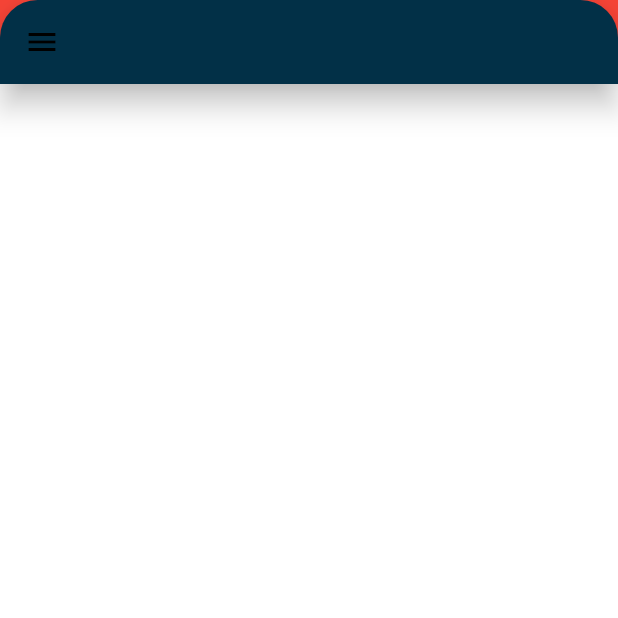
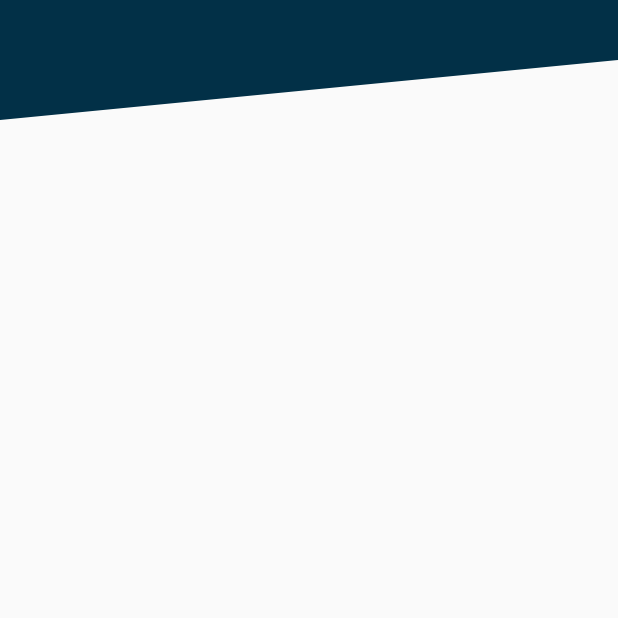
Before and after one commit to rberends/DitpFlutterIntro, a Flutter app: the screen it shows after launch, on a phone screen of 412 x 824 dp, the top half of it. Run offline on Flutter 3.47's test engine with Material 2 defaults, Android fonts, the phone set to English and light mode, and no system bars.

Commit message:
Adjusted top bar to match design

```diff
--- a/lib/main.dart
+++ b/lib/main.dart
@@ -1,3 +1,4 @@
+import 'package:ditp_intro_flutter_slide/topbar/background_clipper.dart';
 import 'package:flutter/material.dart';
 import 'utils/constants.dart';
 
@@ -62,32 +63,21 @@ class _MyHomePageState extends State<MyHomePage> {
       _counter++;
     });
   }
-
   @override
   Widget build(BuildContext context) {
     return Scaffold(
-      appBar: PreferredSize(
-        preferredSize: AppBar().preferredSize,
-        child: SafeArea(
-          child: Container(
-            color: Colors.red,
-            child: AppBar(
-              shape: RoundedRectangleBorder(
-                  borderRadius: BorderRadius.only(
-                      topLeft: Radius.circular(25.0),
-                      topRight: Radius.circular(25.0))),
-              elevation: 8,
-              backgroundColor: dSecondaryColor,
-              leading: Icon(
-                Icons.menu,
-                color: Colors.black,
-              ),
+      body: Column(
+        children: [
+          ClipPath(
+            clipper: BackgroundClipper(),
+            child: Container(
+              width: MediaQuery.of(context).size.width,
+              height: 80,
+              decoration: const BoxDecoration(
+                  color: dSecondaryColor
             ),
-          ),
-        ),
-      ),
-      body: Container(
-        color: Colors.white,
+          ))
+        ],
       ),
     );
   }
--- a/lib/topbar/background_clipper.dart
+++ b/lib/topbar/background_clipper.dart
@@ -1,17 +1,17 @@
 import 'package:flutter/material.dart';
 
-class BackgroundWaveClipper extends CustomClipper<Path> {
+class BackgroundClipper extends CustomClipper<Path> {
 
   @override
   Path getClip(Size size) {
     var path = Path();
     path.lineTo(0.0, size.height);
     // We subtracted 80 from the height here
-    path.lineTo(size.width, size.height - 80);
+    path.lineTo(size.width, size.height - 40);
     path.lineTo(size.width, 0.0);
     return path;
   }
   @override
-  bool shouldReclip(BackgroundWaveClipper oldClipper) =>
+  bool shouldReclip(BackgroundClipper oldClipper) =>
       oldClipper != this;
 }
```
